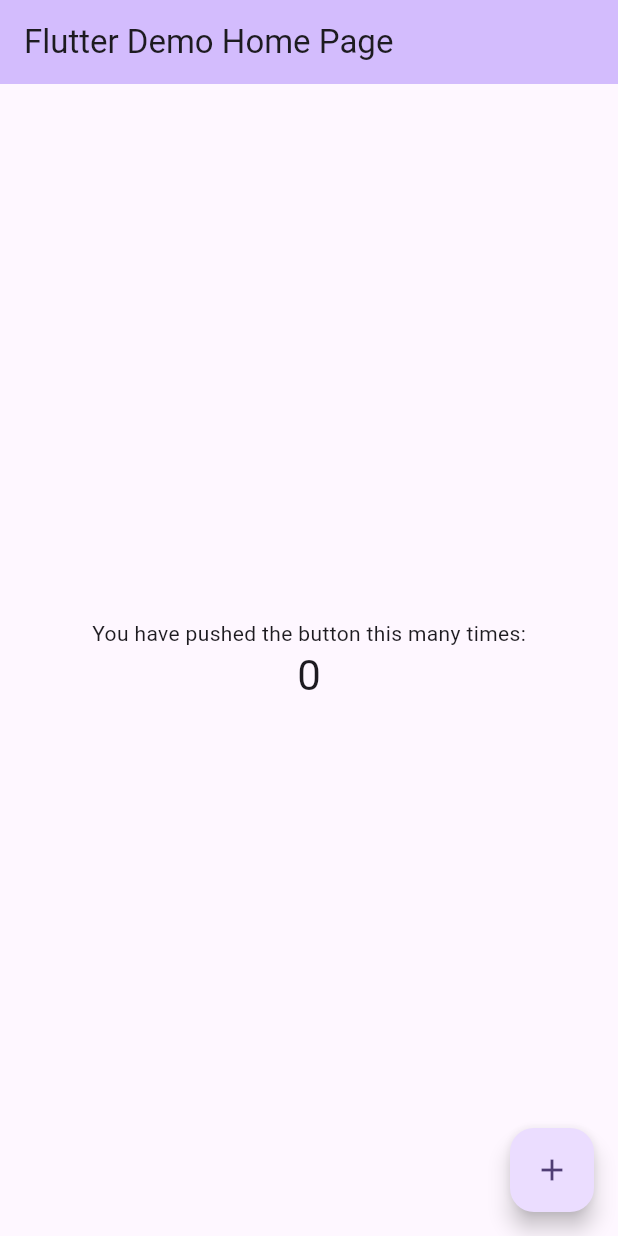
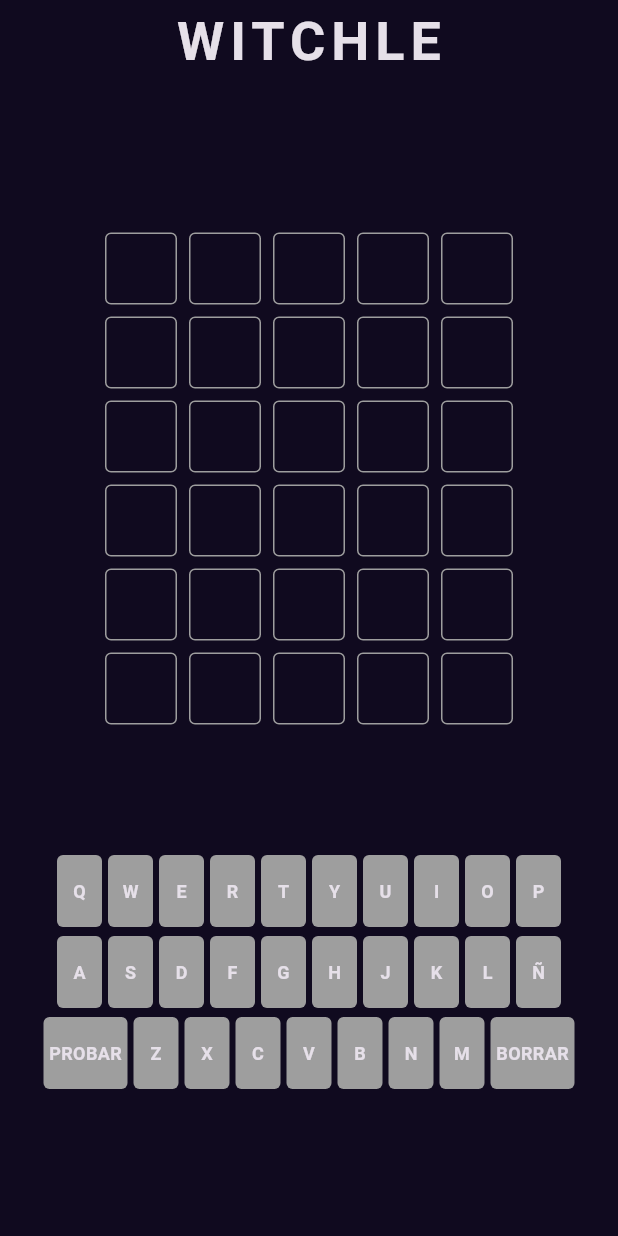
Before and after one commit to loomlight-games/Witchle, a Flutter app: the screen it shows after launch, on a phone screen of 412 x 824 dp. Run offline on Flutter 3.47's test engine with Material 3 defaults, Android fonts, the light colour scheme and no system bars; drawn by our look-alikes of flip_card; our stand-ins replace equatable.

Commit message:
Preliminar app

```diff
--- /dev/null
+++ b/witchle/lib/app/app.dart
@@ -0,0 +1,17 @@
+import 'package:flutter/material.dart';
+import 'package:witchle/app/app_colors.dart';
+import 'package:witchle/game/views/game_screen.dart'; // ? Not in video
+
+class App extends StatelessWidget {
+  const App({super.key});
+
+  @override
+  Widget build(BuildContext context) {
+    return MaterialApp(
+      title: 'Witchle',
+      debugShowCheckedModeBanner: false,
+      theme: ThemeData.dark().copyWith(scaffoldBackgroundColor: screenBgColor),
+      home: const GameScreen(),
+    );
+  }
+}
--- /dev/null
+++ b/witchle/lib/app/app_colors.dart
@@ -0,0 +1,6 @@
+import 'package:flutter/material.dart';
+
+const Color screenBgColor = Color.fromARGB(255, 16, 10, 31),
+  correctColor = Color.fromARGB(255, 132, 255, 121),
+  inWordColor = Color.fromARGB(255, 253, 255, 121),
+  notInWordColor = Color.fromARGB(255, 68, 43, 43);
--- /dev/null
+++ b/witchle/lib/game/data/word_list.dart
@@ -0,0 +1,5 @@
+
+// TODO: fill with 5 letters words related to witches
+const List<String> fiveLetterWords = [
+  'which',
+];
--- /dev/null
+++ b/witchle/lib/game/models/letter_model.dart
@@ -0,0 +1,58 @@
+import 'package:equatable/equatable.dart';
+import 'package:flutter/material.dart';
+import 'package:witchle/app/app_colors.dart';
+
+enum LetterStatus {initial, notInWord, inWord, correct}
+
+class Letter extends Equatable{ // Equatable: A base class to facilitate [operator ==] and [hashCode] overrides
+  const Letter({
+    required this.val,
+    this.status = LetterStatus.initial,
+  });
+
+  // Empty constructor
+  factory Letter.empty() => const Letter(val:'');
+
+  final String val; // Letter it is
+  final LetterStatus status;
+
+  Color get bgColor{
+    switch (status){
+      case LetterStatus.initial:
+        return Colors.transparent;
+      case LetterStatus.notInWord:
+        return notInWordColor;
+      case LetterStatus.inWord:
+        return inWordColor;
+      case LetterStatus.correct:
+        return correctColor;
+      default:
+        return Colors.transparent;
+    }
+  }
+
+  Color get borderColor{
+    switch (status){
+      case LetterStatus.initial:
+        return Colors.grey;
+      default:
+        return Colors.transparent;
+    }
+  }
+
+  // Creates a new instance of Letter with updated values for val and status,
+  // while retaining the original values if new ones are not provided.
+  Letter copyWith({
+    String? val,
+    LetterStatus? status,
+  }){
+    return Letter(
+      val: val?? this.val,
+      status: status?? this.status,
+    );
+  }
+
+  @override
+  // List of properties needed to check Equatable
+  List<Object> get props => [val,status];
+}
--- /dev/null
+++ b/witchle/lib/game/models/word_model.dart
@@ -0,0 +1,41 @@
+import 'package:equatable/equatable.dart';
+import 'package:witchle/game/witchle.dart';
+
+class Word extends Equatable{
+  const Word({
+    required this.letters
+  });
+
+  // Constructor from string
+  // Separates letters and makes a Letter object out of each one
+  factory Word.fromString(String word) =>
+    Word(letters: word.split('').map((e) => Letter(val: e)).toList());
+
+  final List<Letter> letters;
+
+  String get wordString => letters.map((e) => e.val).join();
+
+  // Writes in the last letter
+  void addLetter(String val){
+    // First empty index
+    final currentIndex = letters.indexWhere((e) => e.val.isEmpty);
+
+    if (currentIndex != -1){
+      letters[currentIndex] = Letter(val:val);
+    }
+  }
+
+  // Empties the last letter
+  void removeLetter(){
+    // Last filled index
+    final recentLetterIndex = letters.lastIndexWhere((e) => e.val.isNotEmpty);
+
+    if (recentLetterIndex != -1){
+      letters[recentLetterIndex] = Letter.empty();
+    }
+  }
+
+  @override
+  // List of properties needed to check Equatable
+  List<Object?> get props => [letters];
+}
--- /dev/null
+++ b/witchle/lib/game/views/game_screen.dart
@@ -0,0 +1,222 @@
+import 'package:flutter/material.dart';
+import 'package:witchle/app/app_colors.dart';
+import 'package:witchle/game/data/word_list.dart';
+import 'package:witchle/game/witchle.dart';
+import 'package:flip_card/flip_card.dart';
+import 'dart:math';
+
+enum GameStatus {playing, submitting, lost, won}
+
+class GameScreen extends StatefulWidget {
+  const GameScreen({super.key});
+
+  @override
+  State<GameScreen> createState() => _GameScreenState();
+}
+
+class _GameScreenState extends State<GameScreen> {
+  // Properties
+  GameStatus _gameStatus = GameStatus.playing;
+
+  int numLetters = 5,
+    numGuesses = 6,
+    _currentWordIndex = 0;
+
+  Word? get _currentWord =>
+    _currentWordIndex < _board.length ? _board[_currentWordIndex] : null;
+
+  Word _solution = Word.fromString(
+    fiveLetterWords[Random().nextInt(fiveLetterWords.length)].toUpperCase(),
+  );
+
+  //late List<Word> _board;
+  final List<Word> _board = List.generate(
+    6,
+    (_) => Word(letters: List.generate(5, (_) => Letter.empty()))
+  );
+
+  final List<List<GlobalKey<FlipCardState>>> _flipCardKeys = List.generate(
+    6,
+    (_) => List.generate(5, (_) => GlobalKey<FlipCardState>()),
+    );
+
+  final Set<Letter> _keyboardLetters = {};
+
+  // Methods
+  void _onKeyTapped(String val){
+    if(_gameStatus == GameStatus.playing){
+      setState(() => _currentWord?.addLetter(val));
+    }
+  }
+
+  void _onDeleteTapped(){
+    if(_gameStatus == GameStatus.playing){
+      setState(() => _currentWord?.removeLetter);
+    }
+  }
+
+  Future<void> _onEnterTapped() async { // Async for flipcards to work
+    if(_gameStatus == GameStatus.playing // Is playing
+      && _currentWord != null
+      && !_currentWord!.letters.contains(Letter.empty()) // All spaces are filled
+    ){
+      _gameStatus = GameStatus.submitting;
+
+      for(var i = 0; i < _currentWord!.letters.length; i++){
+        final currentWordLetter = _currentWord!.letters[i];
+        final currentSolutionLetter = _solution.letters[i];
+
+        setState((){
+          if(currentWordLetter == currentSolutionLetter) {
+            _currentWord!.letters[i] = currentWordLetter.copyWith(status: LetterStatus.correct);
+          } else if (_solution.letters.contains(currentWordLetter)) {
+            _currentWord!.letters[i] = currentWordLetter.copyWith(status: LetterStatus.inWord);
+          } else {
+            _currentWord!.letters[i] = currentWordLetter.copyWith(status: LetterStatus.notInWord);
+          }
+          }
+        );
+
+        final letter = _keyboardLetters.firstWhere(
+          (e) => e.val == currentWordLetter.val,
+          orElse: () => Letter.empty()
+        );
+        if (letter.status != LetterStatus.correct){
+          _keyboardLetters.removeWhere((e) => e.val == currentWordLetter.val);
+          _keyboardLetters.add(_currentWord!.letters[i]);
+        }
+
+        await Future.delayed(
+          const Duration(milliseconds: 150),
+          () => _flipCardKeys[_currentWordIndex][i].currentState?.toggleCard(),
+        );
+      }
+
+      _checkIfWinOrLoss();
+    }
+  }
+
+  void _checkIfWinOrLoss(){
+    // The word is the same as the solution
+    if (_currentWord!.wordString == _solution.wordString){
+      _gameStatus = GameStatus.won; // Win status
+
+      // Show Snackbar
+      ScaffoldMessenger.of(context).showSnackBar(
+        SnackBar(
+          dismissDirection: DismissDirection.none,
+          duration: const Duration(days: 1),
+          backgroundColor: correctColor,
+          content: const Text(
+            '¡Has acertado!',
+            style: TextStyle(
+              color: Colors.white
+            ),
+          ),
+          // Button
+          action: SnackBarAction(
+            onPressed: _restart,
+            textColor: Colors.white,
+            label: 'New Game'
+          )
+        )
+      );
+    } else if (_currentWordIndex + 1 >= _board.length){
+      _gameStatus = GameStatus.lost;
+
+      ScaffoldMessenger.of(context).showSnackBar(
+        SnackBar(
+          dismissDirection: DismissDirection.none,
+          duration: const Duration(days: 1),
+          backgroundColor: correctColor,
+          content: Text(
+            '¡Has fallado! Solución: ${_solution.wordString}',
+            style: const TextStyle(
+              color: Colors.white
+            ),
+          ),
+          action: SnackBarAction(
+            onPressed: _restart,
+            textColor: Colors.white,
+            label: 'New Game'
+          )
+        )
+      );
+    } else {
+      _gameStatus = GameStatus.playing;
+    }
+
+    // Next letters will appear in next space
+    _currentWordIndex ++;
+  }
+
+  void _restart(){
+    setState(() {
+      _gameStatus = GameStatus.playing;
+      _currentWordIndex = 0;
+      _board..clear()..addAll(
+        List.generate(
+          numGuesses,
+          (_) => Word(letters: List.generate(numLetters, (_) => Letter.empty())),
+        ),
+      );
+      _solution = Word.fromString(
+        fiveLetterWords[Random().nextInt(fiveLetterWords.length)].toUpperCase(),
+      );
+      _flipCardKeys
+      ..clear()
+      ..addAll(
+        List.generate(
+          6,
+          (_) => List.generate(5, (_)=> GlobalKey<FlipCardState>())
+        ),
+      );
+      _keyboardLetters.clear();
+    });
+  }
+
+  // void emptyBoard(){
+  //   List.generate( // Creates spaces in list
+  //     numGuesses,
+  //     (_) => Word(letters: List.generate(numLetters, (_) => Letter.empty())),
+  //   );
+  // }
+
+  // @override
+  // void initState() {
+  //   super.initState();
+  //   emptyBoard();
+  // }
+
+  @override
+  Widget build(BuildContext context) {
+    return Scaffold(
+      appBar: AppBar(
+        centerTitle: true,
+        backgroundColor: Colors.transparent,
+        elevation: 0,
+        title: const Text(
+          'WITCHLE',
+          style: TextStyle(
+            fontSize: 36,
+            fontWeight: FontWeight.bold,
+            letterSpacing: 4,
+          )
+        )
+      ),
+      body: Column(
+        mainAxisAlignment: MainAxisAlignment.center,
+        children: [
+          Board(board: _board, flipCardKeys: _flipCardKeys),
+          const SizedBox(height: 80),
+          Keyboard(
+            onKeyTapped: _onKeyTapped,
+            onDeleteTapped: _onDeleteTapped,
+            onEnterTapped: _onEnterTapped,
+            letters: _keyboardLetters,
+          )
+        ],
+      )
+    );
+  }
+}
--- /dev/null
+++ b/witchle/lib/game/widgets/board_widget.dart
@@ -0,0 +1,54 @@
+import 'package:flutter/material.dart';
+import 'package:witchle/game/models/letter_model.dart';
+import 'package:witchle/game/models/word_model.dart';
+import 'package:witchle/game/widgets/boardtile_widget.dart';
+import 'package:flip_card/flip_card.dart';
+
+class Board extends StatelessWidget {
+  const Board({
+    super.key,
+    required this.board,
+    required this.flipCardKeys
+    });
+
+  final List<Word> board;
+  final List<List<GlobalKey<FlipCardState>>> flipCardKeys;
+
+  @override
+  Widget build(BuildContext context) {
+    return Column(
+      children: board
+        .asMap()
+        .map(
+          (i, word) => MapEntry(
+            i,
+            Row(
+              mainAxisAlignment: MainAxisAlignment.center,
+              children: word.letters
+                .asMap()
+                .map(
+                  (j, letter) => MapEntry(j,
+                    FlipCard(
+                      key: flipCardKeys[i][j],
+                      flipOnTouch: false,
+                      direction: FlipDirection.VERTICAL,
+                      front: BoardTile(
+                        letter: Letter(
+                          val: letter.val,
+                          status: LetterStatus.initial,
+                        )
+                      ),
+                      back: BoardTile(letter: letter),
+                    )
+                  )
+                )
+                .values
+                .toList(),
+          )
+        )
+        )
+        .values
+        .toList(),
+    );
+  }
+}
--- /dev/null
+++ b/witchle/lib/game/widgets/boardtile_widget.dart
@@ -0,0 +1,34 @@
+// ignore_for_file: file_names
+import 'package:flutter/material.dart';
+import 'package:witchle/game/witchle.dart';
+
+class BoardTile extends StatelessWidget {
+  const BoardTile({
+    super.key,
+    required this.letter
+    });
+
+    final Letter letter;
+
+  @override
+  Widget build(BuildContext context) {
+    return Container(
+        margin: const EdgeInsets.all(4),
+        height: 48,
+        width: 48,
+        alignment: Alignment.center,
+        decoration: BoxDecoration(
+            color: letter.bgColor,
+            border: Border.all(color: letter.borderColor),
+            borderRadius: BorderRadius.circular(4),
+        ),
+        child: Text(
+            letter.val,
+            style: const TextStyle(
+                fontSize: 32,
+                fontWeight: FontWeight.bold,
+            )
+        )
+    );
+  }
+}
--- /dev/null
+++ b/witchle/lib/game/widgets/keyboard_widget.dart
@@ -0,0 +1,129 @@
+import 'package:flutter/material.dart';
+import 'package:witchle/game/models/letter_model.dart';
+
+const _qwerty = [
+  ['Q', 'W', 'E', 'R', 'T', 'Y', 'U', 'I', 'O', 'P'],
+  ['A', 'S', 'D', 'F', 'G', 'H', 'J', 'K', 'L', 'Ñ'],
+  ['PROBAR','Z', 'X', 'C', 'V', 'B', 'N', 'M', 'BORRAR']
+];
+
+class Keyboard extends StatelessWidget {
+  const Keyboard({
+    super.key,
+    required this.onKeyTapped,
+    required this.onDeleteTapped,
+    required this.onEnterTapped,
+    required this.letters,
+  });
+
+  final void Function(String) onKeyTapped;
+
+  final VoidCallback onDeleteTapped;
+  final VoidCallback onEnterTapped;
+
+  final Set<Letter> letters;
+
+  @override
+  Widget build(BuildContext context) {
+    return Column(
+      mainAxisAlignment: MainAxisAlignment.center,
+      children: _qwerty
+        .map(
+          (keyRow) => Row(
+            mainAxisAlignment: MainAxisAlignment.center,
+            children: keyRow.map(
+              (letter) {
+                if (letter == 'BORRAR'){
+                  return _KeyboardButton.delete(onTap: onDeleteTapped);
+                } else if (letter == 'PROBAR'){
+                  return _KeyboardButton.enter(onTap: onEnterTapped);
+                } else {
+                  final letterKey = letters.firstWhere(
+                    (e) => e.val == letter,
+                    orElse: () => Letter.empty(),
+                  );
+
+                  return _KeyboardButton(
+                    onTap: () => onKeyTapped(letter),
+                    letter: letter,
+                    backGroundColor: letterKey != Letter.empty()?
+                      letterKey.bgColor : Colors.grey
+                  );
+                }
+              }
+            ).toList(),
+          ),
+        ).toList(),
+    );
+  }
+}
+
+// Private class bc is only used in this file
+class _KeyboardButton extends StatelessWidget {
+  // Properties
+  final double height, width;
+  final VoidCallback onTap;
+  final Color backGroundColor;
+  final String letter;
+
+  // Constructor
+  const _KeyboardButton({
+    super.key,
+    this.height = 48,
+    this.width = 30,
+    required this.onTap,
+    required this.backGroundColor,
+    required this.letter,
+  });
+
+  // Delete button constructor
+  factory _KeyboardButton.delete({
+    required VoidCallback onTap,
+  }) =>
+    _KeyboardButton(
+      width: 56,
+      onTap: onTap,
+      backGroundColor: Colors.grey,
+      letter: 'BORRAR',
+  );
+
+    // Enter button constructor
+  factory _KeyboardButton.enter({
+    required VoidCallback onTap,
+  }) =>
+    _KeyboardButton(
+      width: 56,
+      onTap: onTap,
+      backGroundColor: Colors.grey,
+      letter: 'PROBAR',
+  );
+
+  @override
+  Widget build(BuildContext context) {
+    return Padding(
+      padding: const EdgeInsets.symmetric(
+        vertical: 3,
+        horizontal: 2,
+      ),
+      child: Material(
+        color: backGroundColor,
+        borderRadius: BorderRadius.circular(4),
+        child: InkWell( // Bloom effect when pressing button
+          onTap: onTap,
+          child: Container(
+            height: height,
+            width: width,
+            alignment: Alignment.center,
+            child: Text(
+              letter,
+              style: const TextStyle(
+                fontSize: 12,
+                fontWeight: FontWeight.w600,
+              )
+            )
+          ),
+        )
+      )
+    );
+  }
+}
--- /dev/null
+++ b/witchle/lib/game/witchle.dart
@@ -0,0 +1,6 @@
+export 'models/letter_model.dart';
+export 'models/word_model.dart';
+export 'views/game_screen.dart';
+export 'widgets/board_widget.dart';
+export 'widgets/boardtile_widget.dart';
+export 'widgets/keyboard_widget.dart';
--- a/witchle/lib/main.dart
+++ b/witchle/lib/main.dart
@@ -1,125 +1,4 @@
 import 'package:flutter/material.dart';
+  import 'package:witchle/app/app.dart';
 
-void main() {
-  runApp(const MyApp());
-}
-
-class MyApp extends StatelessWidget {
-  const MyApp({super.key});
-
-  // This widget is the root of your application.
-  @override
-  Widget build(BuildContext context) {
-    return MaterialApp(
-      title: 'Flutter Demo',
-      theme: ThemeData(
-        // This is the theme of your application.
-        //
-        // TRY THIS: Try running your application with "flutter run". You'll see
-        // the application has a purple toolbar. Then, without quitting the app,
-        // try changing the seedColor in the colorScheme below to Colors.green
-        // and then invoke "hot reload" (save your changes or press the "hot
-        // reload" button in a Flutter-supported IDE, or press "r" if you used
-        // the command line to start the app).
-        //
-        // Notice that the counter didn't reset back to zero; the application
-        // state is not lost during the reload. To reset the state, use hot
-        // restart instead.
-        //
-        // This works for code too, not just values: Most code changes can be
-        // tested with just a hot reload.
-        colorScheme: ColorScheme.fromSeed(seedColor: Colors.deepPurple),
-        useMaterial3: true,
-      ),
-      home: const MyHomePage(title: 'Flutter Demo Home Page'),
-    );
-  }
-}
-
-class MyHomePage extends StatefulWidget {
-  const MyHomePage({super.key, required this.title});
-
-  // This widget is the home page of your application. It is stateful, meaning
-  // that it has a State object (defined below) that contains fields that affect
-  // how it looks.
-
-  // This class is the configuration for the state. It holds the values (in this
-  // case the title) provided by the parent (in this case the App widget) and
-  // used by the build method of the State. Fields in a Widget subclass are
-  // always marked "final".
-
-  final String title;
-
-  @override
-  State<MyHomePage> createState() => _MyHomePageState();
-}
-
-class _MyHomePageState extends State<MyHomePage> {
-  int _counter = 0;
-
-  void _incrementCounter() {
-    setState(() {
-      // This call to setState tells the Flutter framework that something has
-      // changed in this State, which causes it to rerun the build method below
-      // so that the display can reflect the updated values. If we changed
-      // _counter without calling setState(), then the build method would not be
-      // called again, and so nothing would appear to happen.
-      _counter++;
-    });
-  }
-
-  @override
-  Widget build(BuildContext context) {
-    // This method is rerun every time setState is called, for instance as done
-    // by the _incrementCounter method above.
-    //
-    // The Flutter framework has been optimized to make rerunning build methods
-    // fast, so that you can just rebuild anything that needs updating rather
-    // than having to individually change instances of widgets.
-    return Scaffold(
-      appBar: AppBar(
-        // TRY THIS: Try changing the color here to a specific color (to
-        // Colors.amber, perhaps?) and trigger a hot reload to see the AppBar
-        // change color while the other colors stay the same.
-        backgroundColor: Theme.of(context).colorScheme.inversePrimary,
-        // Here we take the value from the MyHomePage object that was created by
-        // the App.build method, and use it to set our appbar title.
-        title: Text(widget.title),
-      ),
-      body: Center(
-        // Center is a layout widget. It takes a single child and positions it
-        // in the middle of the parent.
-        child: Column(
-          // Column is also a layout widget. It takes a list of children and
-          // arranges them vertically. By default, it sizes itself to fit its
-          // children horizontally, and tries to be as tall as its parent.
-          //
-          // Column has various properties to control how it sizes itself and
-          // how it positions its children. Here we use mainAxisAlignment to
-          // center the children vertically; the main axis here is the vertical
-          // axis because Columns are vertical (the cross axis would be
-          // horizontal).
-          //
-          // TRY THIS: Invoke "debug painting" (choose the "Toggle Debug Paint"
-          // action in the IDE, or press "p" in the console), to see the
-          // wireframe for each widget.
-          mainAxisAlignment: MainAxisAlignment.center,
-          children: <Widget>[
-            const Text(
-              'You have pushed the button this many times:',
-            ),
-            Text(
-              '$_counter',
-              style: Theme.of(context).textTheme.headlineMedium,
-            ),
-          ],
-        ),
-      ),
-      floatingActionButton: FloatingActionButton(
-        onPressed: _incrementCounter,
-        tooltip: 'Increment',
-        child: const Icon(Icons.add),
-      ), // This trailing comma makes auto-formatting nicer for build methods.
-    );
-  }
-}
+void main() => runApp(const App());
--- a/witchle/pubspec.yaml
+++ b/witchle/pubspec.yaml
@@ -28,6 +28,7 @@
 # the latest version available on pub.dev. To see which dependencies have newer
 # versions available, run `flutter pub outdated`.
 dependencies:
+  equatable: ^2.0.3
   flutter:
     sdk: flutter
 
@@ -37,7 +38,6 @@
   cupertino_icons: ^1.0.8
 
 dev_dependencies:
-  equatable: ^2.0.3
   flip_card: ^0.6.0
 
   flutter_test:
```
Also changed, not shown: witchle/lib/app.dart (deleted), 1 other file.
